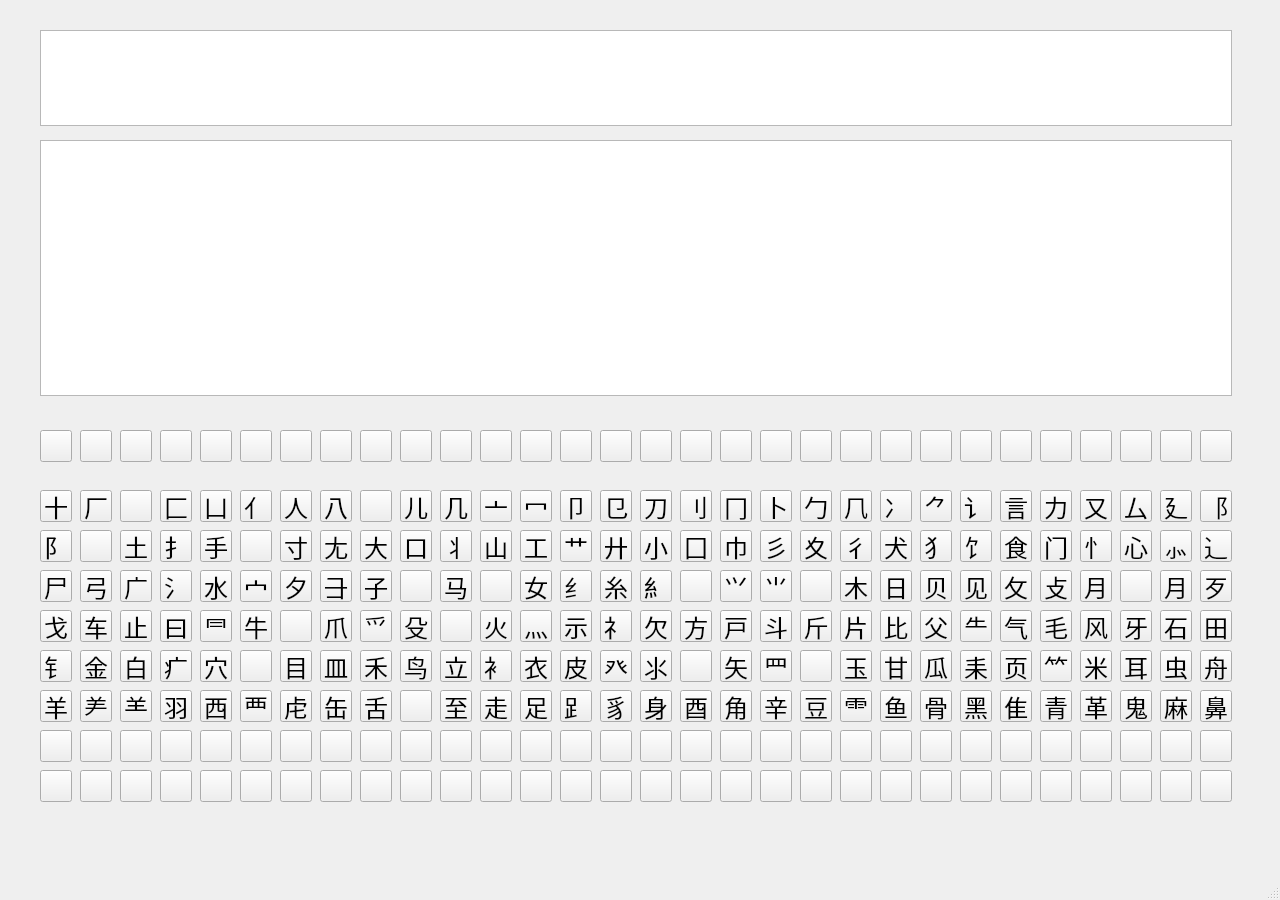
First picture: the form in src/chinesetypewriter.ui, repository schdesign/chinese-typewriter, before the edit.
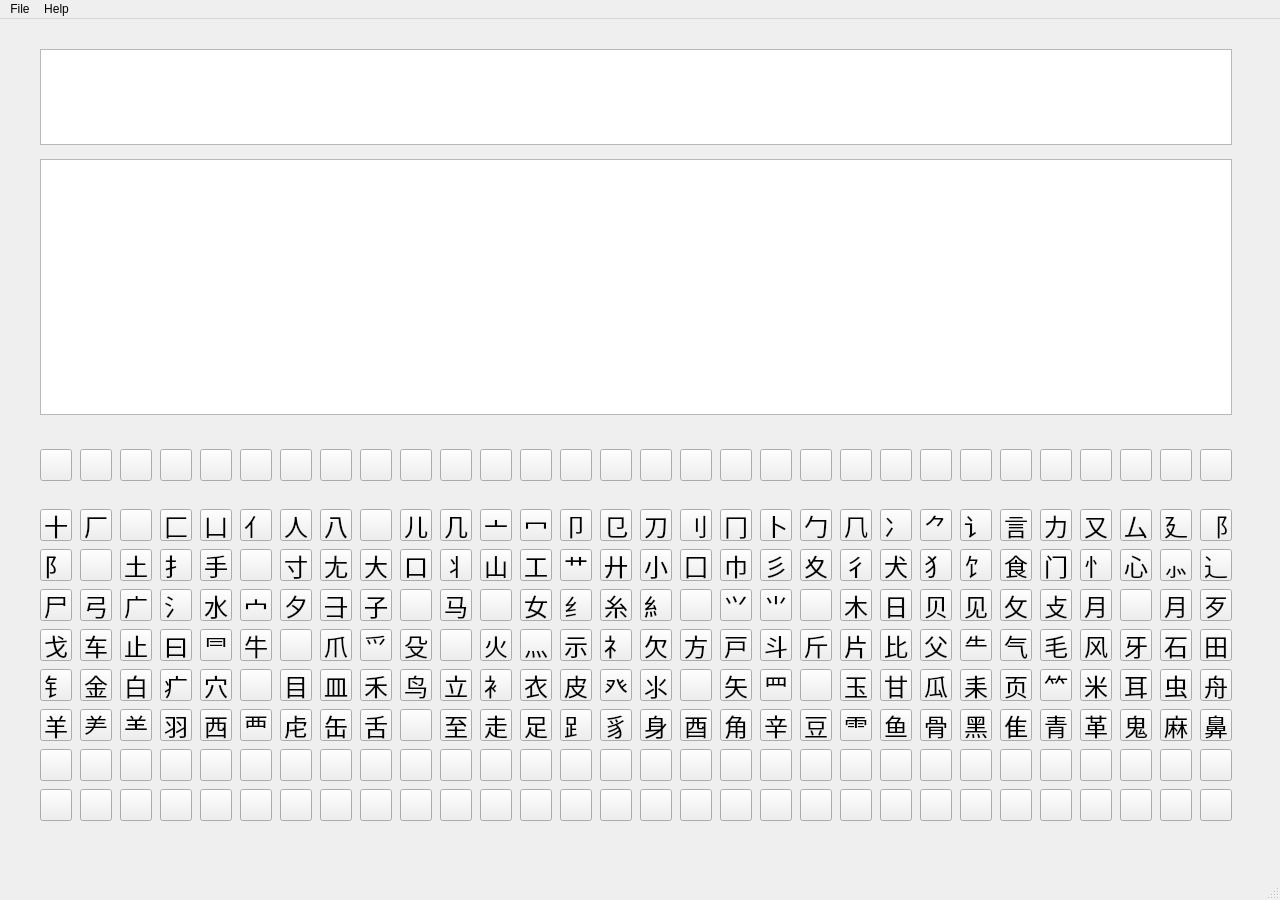
Second picture: the form after the edit.

```diff
--- a/src/chinesetypewriter.ui
+++ b/src/chinesetypewriter.ui
@@ -6284,6 +6284,24 @@
      <height>22</height>
     </rect>
    </property>
+   <widget class="QMenu" name="menuFile">
+    <property name="title">
+     <string>File</string>
+    </property>
+    <addaction name="actionNewFile"/>
+    <addaction name="actionOpenFile"/>
+    <addaction name="actionSaveFile"/>
+    <addaction name="actionCloseFile"/>
+    <addaction name="actionQuit"/>
+   </widget>
+   <widget class="QMenu" name="menuHelp">
+    <property name="title">
+     <string>Help</string>
+    </property>
+    <addaction name="actionAbout"/>
+   </widget>
+   <addaction name="menuFile"/>
+   <addaction name="menuHelp"/>
   </widget>
   <widget class="QStatusBar" name="statusbar"/>
  </widget>
```
Left out of the diff: 48 changed lines with no effect on the pictures.
